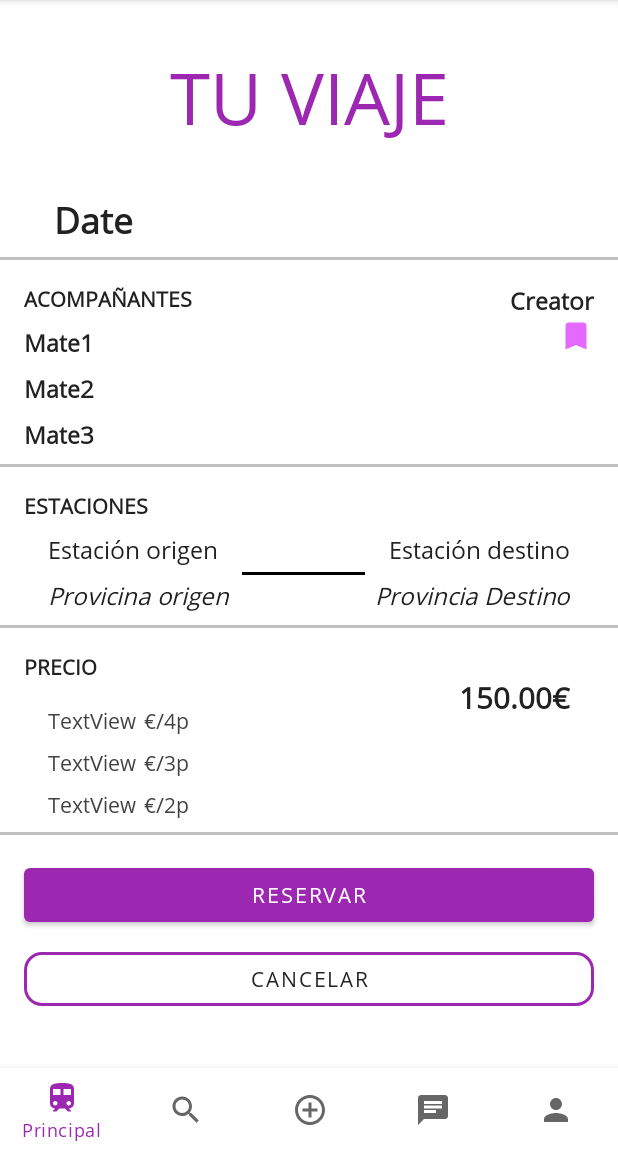
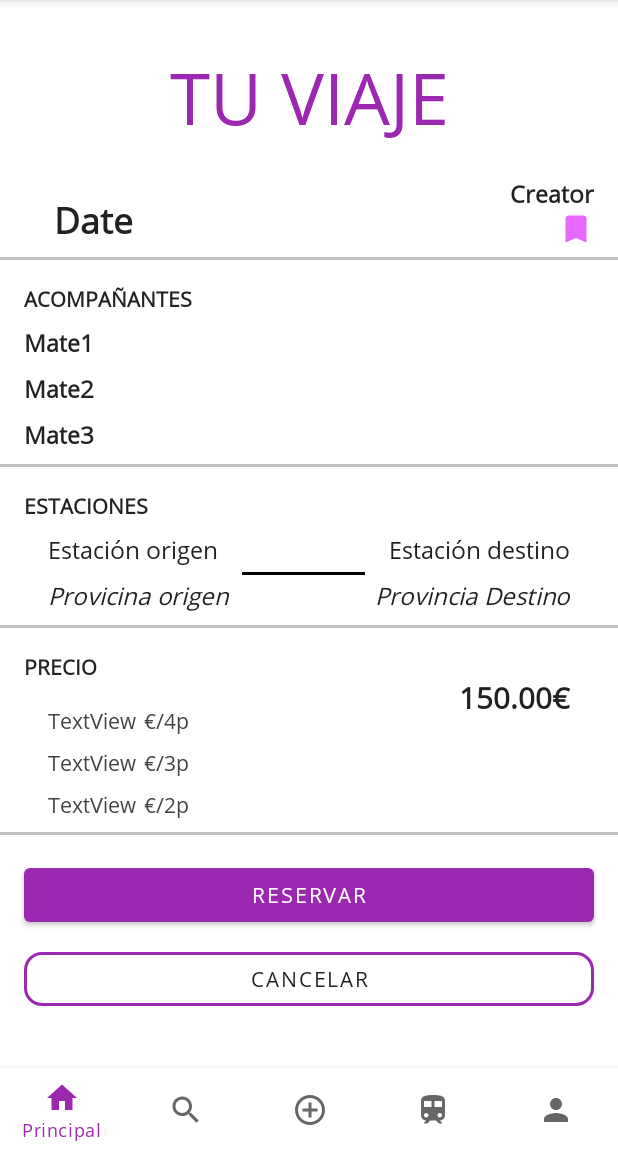
Before and after one commit to ElAdrixHD/hablave2.0, an Android app: the fragment ConfirmTripView placed in its activity, on a phone screen of 412 x 824 dp, the part 84-1236 px from its top. Run offline under Robolectric (Android 15) with nearby library versions, the phone set to English and light mode, and no system bars.

Commit message:
Cambiado imagenes

```diff
--- /dev/null
+++ b/app/src/main/res/drawable/ic_baseline_home.xml
@@ -0,0 +1,5 @@
+<vector android:height="24dp" android:tint="#9C27B0"
+    android:viewportHeight="24" android:viewportWidth="24"
+    android:width="24dp" xmlns:android="http://schemas.android.com/apk/res/android">
+    <path android:fillColor="@android:color/white" android:pathData="M10,20v-6h4v6h5v-8h3L12,3 2,12h3v8z"/>
+</vector>
--- a/app/src/main/res/layout/fragment_confirm_trip_view.xml
+++ b/app/src/main/res/layout/fragment_confirm_trip_view.xml
@@ -155,12 +155,13 @@
             android:id="@+id/tvConfirmTripCreator"
             android:layout_width="wrap_content"
             android:layout_height="wrap_content"
+            android:layout_marginTop="20dp"
             android:layout_marginEnd="16dp"
             android:text="Creator"
             android:textSize="@dimen/Body_1"
             android:textStyle="bold"
             app:layout_constraintEnd_toEndOf="parent"
-            app:layout_constraintTop_toTopOf="@+id/textView4" />
+            app:layout_constraintTop_toBottomOf="@+id/textView2" />
 
        <!-- <TextView
             android:id="@+id/tvConfirmTripCreatorRating"
--- a/app/src/main/res/menu/bottom_nav_menu.xml
+++ b/app/src/main/res/menu/bottom_nav_menu.xml
@@ -3,7 +3,7 @@
 
     <item
         android:id="@+id/nav_trip"
-        android:icon="@drawable/ic_train_24dp"
+        android:icon="@drawable/ic_baseline_home"
         android:title="@string/Principal" />
     <item
         android:id="@+id/nav_search"
@@ -15,7 +15,7 @@
         android:title="@string/create" />
     <item
         android:id="@+id/nav_chat"
-        android:icon="@drawable/ic_chat_24dp"
+        android:icon="@drawable/ic_train_24dp"
         android:title="@string/mis_viajes" />
     <item
         android:id="@+id/nav_profile"
```
